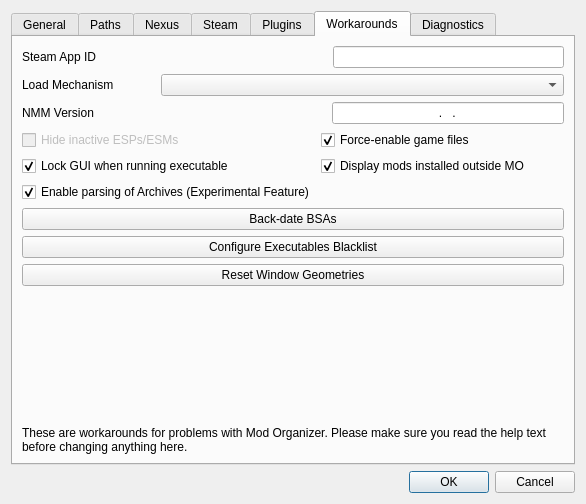
Old version of the form modorganizer/src/settingsdialog.ui in the repository Holt59/mo2-merge.
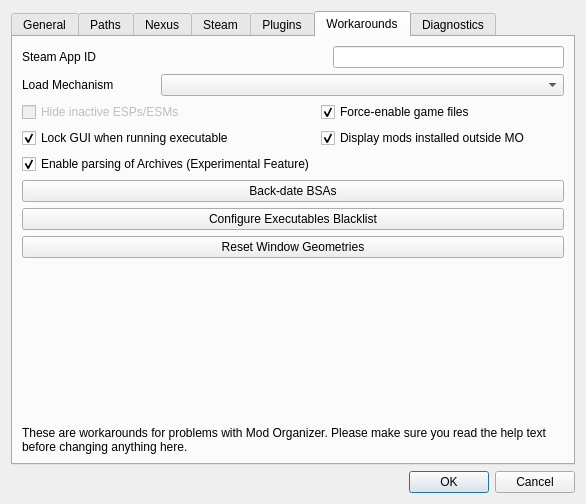
New version of the form. The open tabs and pages were chosen to show the change. Icons and pictures are not drawn.

Commit message:
[modorganizer] Remove the spoofed NMM version
The new API does not require this and it serves no purpose to keep it.

Patch:
```diff
--- a/modorganizer/src/settingsdialog.ui
+++ b/modorganizer/src/settingsdialog.ui
@@ -959,53 +959,6 @@
          </item>
         </layout>
        </item>
-       <item>
-        <layout class="QHBoxLayout" name="horizontalLayout_5" stretch="0,0,0">
-         <item>
-          <widget class="QLabel" name="label_11">
-           <property name="text">
-            <string>NMM Version</string>
-           </property>
-          </widget>
-         </item>
-         <item>
-          <spacer name="horizontalSpacer_2">
-           <property name="orientation">
-            <enum>Qt::Horizontal</enum>
-           </property>
-           <property name="sizeHint" stdset="0">
-            <size>
-             <width>40</width>
-             <height>20</height>
-            </size>
-           </property>
-          </spacer>
-         </item>
-         <item>
-          <widget class="QLineEdit" name="nmmVersionEdit">
-           <property name="toolTip">
-            <string>The Version of Nexus Mod Manager to impersonate.</string>
-           </property>
-           <property name="whatsThis">
-            <string>Mod Organizer uses an API provided by the Nexus to provide features like checking for updates and downloading files. Unfortunately this API has not been made available officially to third party tools like MO so we have to impersonate the Nexus Mod Manager to be allowed in.
-On top of this Nexus has used the client identification to lock out outdated versions of NMM to force users to update. This means that MO also needs to impersonate the new version of NMM even if MO doesn't need an update. Therefore you can configure the version to identify as here.
-Please note that MO does identify itself as MO to the webserver, it's not lying about what it is. It is merely adding a &quot;compatible&quot; NMM version to the user agent.
-
-tl;dr-version: If Nexus-features don't work, insert the current version number of NMM here and try again.</string>
-           </property>
-           <property name="inputMask">
-            <string notr="true">009.009.009</string>
-           </property>
-           <property name="alignment">
-            <set>Qt::AlignCenter</set>
-           </property>
-           <property name="placeholderText">
-            <string/>
-           </property>
-          </widget>
-         </item>
-        </layout>
-       </item>
        <item>
         <layout class="QGridLayout" name="gridLayout_6">
          <item row="1" column="0">
```
Left out of the diff: 1 changed line with no effect on the pictures. The commit also changes 8 other files.
